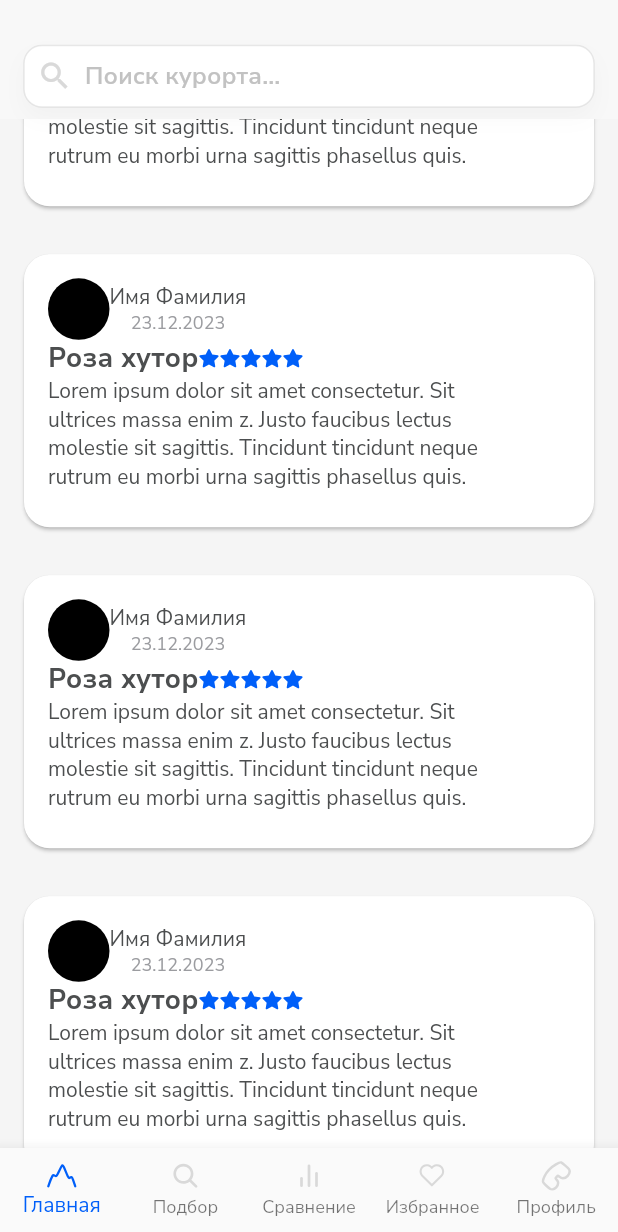
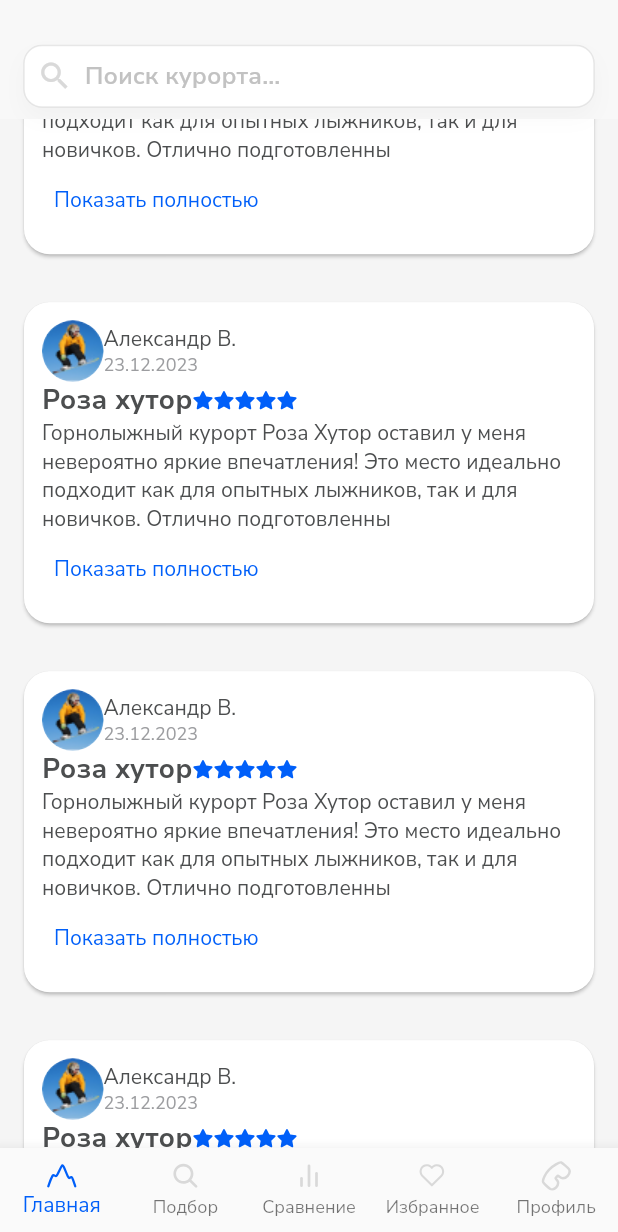
Before and after one commit to aleksandrazai/spoosk, a Flutter app: the screen it shows after launch, scrolled down 576 dp, on a phone screen of 412 x 824 dp, the part 4-1236 px from its top. Run offline on Flutter 3.47's test engine with Material 2 defaults, Android fonts, the phone set to English and light mode, and no system bars; our stand-ins replace auto_route, dio, firebase_core, firebase_crashlytics, flutter_svg; accounts and stored records are empty; network calls fail; project files that could hold a hidden picture were left out.

Commit message:
feat: hide text in review_card, add avatar

```diff
--- a/lib/core/presentation/image.dart
+++ b/lib/core/presentation/image.dart
@@ -11,3 +11,4 @@
 const String image_trail = 'assets/img/trail.svg';
 const String image_skipass = 'assets/img/credit-card.svg';
 const String image_star = 'assets/img/star.svg';
+const String image_avatar_placeholder = 'assets/img/placeholder_avatar.png';
--- /dev/null
+++ b/lib/core/presentation/widgets/hide_text_overflow.dart
@@ -0,0 +1,44 @@
+import 'package:flutter/material.dart';
+import 'package:spoosk/core/presentation/theme/theme.dart';
+
+class HideTextOverflow extends StatefulWidget {
+  const HideTextOverflow(
+      {super.key, required this.fullText, required this.maxSymbols});
+  final String fullText;
+  final int maxSymbols;
+  @override
+  State<HideTextOverflow> createState() => _HideTextOverflowState();
+}
+
+class _HideTextOverflowState extends State<HideTextOverflow> {
+  bool isExpanded = false;
+  @override
+  Widget build(BuildContext context) {
+    return Column(
+      crossAxisAlignment: CrossAxisAlignment.start,
+      children: [
+        Text(
+          isExpanded
+              ? widget.fullText
+              : widget.fullText.substring(0, widget.maxSymbols),
+          maxLines: isExpanded ? null : widget.maxSymbols,
+          overflow: isExpanded ? TextOverflow.visible : TextOverflow.ellipsis,
+        ),
+        TextButton(
+          style: TextButton.styleFrom(
+            textStyle: Theme.of(context).textTheme.bodyMedium,
+          ),
+          onPressed: () {
+            setState(() {
+              isExpanded = !isExpanded;
+            });
+          },
+          child: Text(
+            isExpanded ? "Свернуть" : "Показать полностью",
+            style: const TextStyle(color: primaryColor),
+          ),
+        ),
+      ],
+    );
+  }
+}
--- a/lib/core/presentation/widgets/review_card.dart
+++ b/lib/core/presentation/widgets/review_card.dart
@@ -1,11 +1,14 @@
 import 'package:flutter/material.dart';
+import 'package:spoosk/core/presentation/image.dart';
+import 'package:spoosk/core/presentation/widgets/hide_text_overflow.dart';
 import 'package:spoosk/core/presentation/widgets/star_icon.dart';
 
 class ReviewCard extends StatelessWidget {
   const ReviewCard({
     super.key,
   });
-
+  final reviewText =
+      'Горнолыжный курорт Роза Хутор оставил у меня невероятно яркие впечатления! Это место идеально подходит как для опытных лыжников, так и для новичков. Отлично подготовленные трассы, красивейшие пейзажи и современная инфраструктура, включая уютные рестораны и гостиницы, создают идеальные условия для отдыха на горнолыжных склонах. Роза Хутор - это место, где можно насладиться зимними видами спорта и природой, не ощущая ни малейшего дискомфорта.';
   @override
   Widget build(BuildContext context) {
     return Card(
@@ -15,10 +18,8 @@
         borderRadius: BorderRadius.circular(17),
       ),
       child: Padding(
-        padding: const EdgeInsets.all(16.0),
+        padding: const EdgeInsets.all(12.0),
         child: SizedBox(
-          // width: 100,
-          height: 150,
           child: Column(
             children: [
               Row(
@@ -29,39 +30,31 @@
                     height: 41,
                     clipBehavior: Clip.antiAlias,
                     decoration: ShapeDecoration(
-                      color: Colors.black,
                       shape: RoundedRectangleBorder(
                         borderRadius: BorderRadius.circular(84),
                       ),
                     ),
+                    child: Image.asset(image_avatar_placeholder),
                   ),
-                  const Column(
-                    mainAxisAlignment: MainAxisAlignment.spaceEvenly,
+                  Column(
+                    crossAxisAlignment: CrossAxisAlignment.start,
                     children: [
-                      Text('Имя Фамилия'),
+                      Text('Александр В.',
+                          style: Theme.of(context).textTheme.bodyMedium),
                       Text(
                         '23.12.2023',
-                        style: TextStyle(
-                          color: Color(0xFF9B9CA0),
-                          fontSize: 12,
-                          fontFamily: 'Nunito Sans',
-                          fontWeight: FontWeight.w400,
-                        ),
+                        style: Theme.of(context).textTheme.bodySmall,
                       ),
                     ],
                   ),
                 ],
               ),
-              const Row(
+              Row(
+                mainAxisAlignment: MainAxisAlignment.start,
                 children: [
                   Text(
                     'Роза хутор',
-                    style: TextStyle(
-                      color: Color(0xFF4C4E4F),
-                      fontSize: 18,
-                      fontFamily: 'Nunito Sans',
-                      fontWeight: FontWeight.w700,
-                    ),
+                    style: Theme.of(context).textTheme.headlineMedium,
                   ),
                   StarIcon(),
                   StarIcon(),
@@ -70,14 +63,8 @@
                   StarIcon(),
                 ],
               ),
-              const Row(
-                children: [
-                  SizedBox(
-                    width: 320,
-                    child: Text(
-                        'Lorem ipsum dolor sit amet consectetur. Sit ultrices massa enim z. Justo faucibus lectus molestie sit sagittis. Tincidunt tincidunt neque rutrum eu morbi urna sagittis phasellus quis. '),
-                  ),
-                ],
+              SizedBox(
+                child: HideTextOverflow(fullText: reviewText, maxSymbols: 170),
               ),
             ],
           ),
```
Also changed, not shown: assets/img/placeholder_avatar.png (added).
